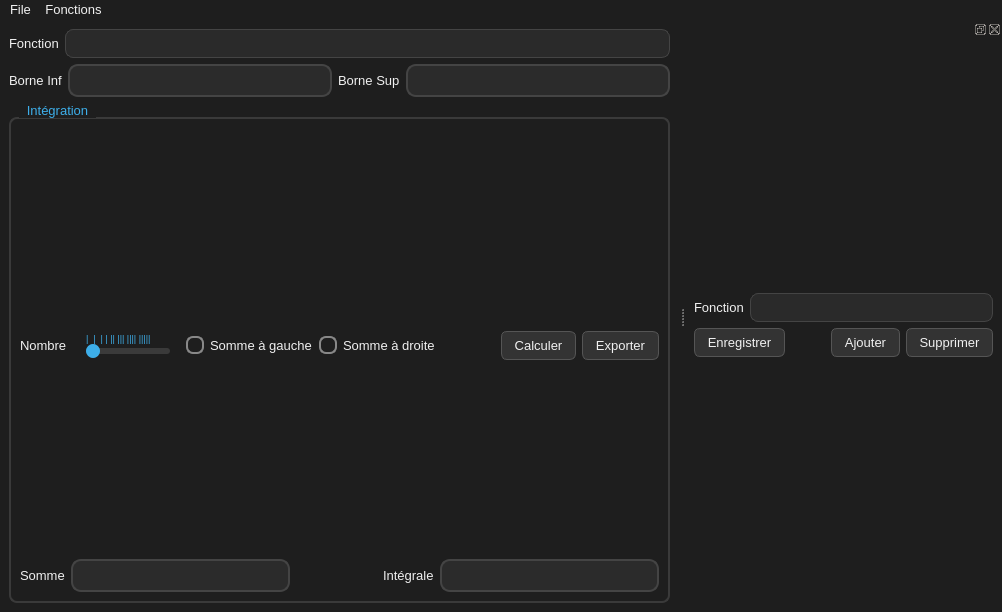
First picture: the form in ui/mainwindow.ui, repository IbrahimFakoua89/TP2A25, before the edit.
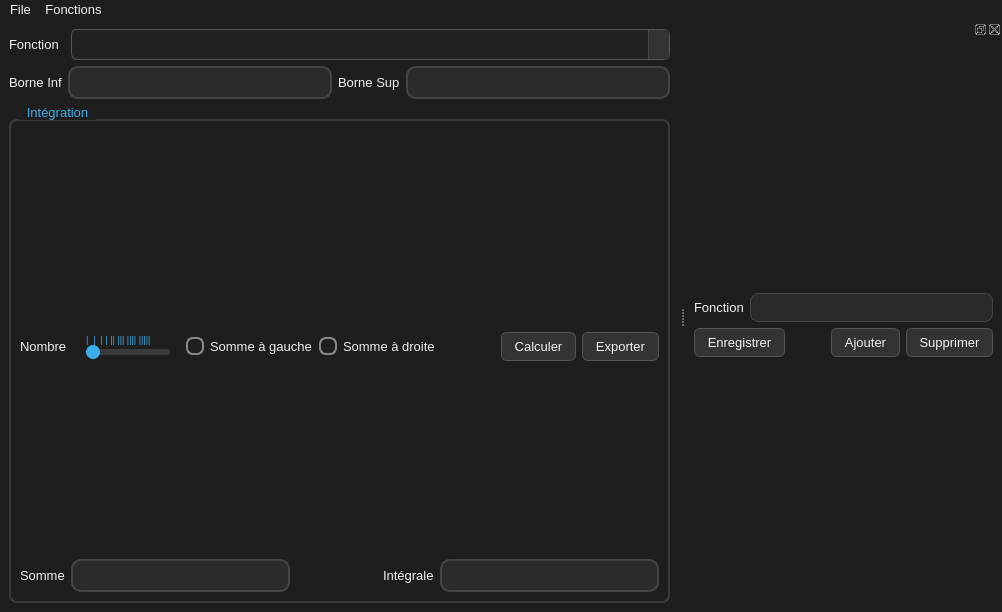
Second picture: the form after the edit.

Patch:
```diff
--- a/ui/mainwindow.ui
+++ b/ui/mainwindow.ui
@@ -152,6 +152,9 @@
        <layout class="QVBoxLayout" name="function_and_born_verticalLayout">
         <item>
          <layout class="QHBoxLayout" name="function_horizontalLayout" stretch="0,2">
+          <property name="spacing">
+           <number>12</number>
+          </property>
           <item>
            <widget class="QLabel" name="function_label">
             <property name="text">
@@ -161,11 +164,28 @@
           </item>
           <item>
            <widget class="QComboBox" name="comboBox">
-            <property name="sizePolicy">
-             <sizepolicy hsizetype="Preferred" vsizetype="Preferred">
-              <horstretch>0</horstretch>
-              <verstretch>0</verstretch>
-             </sizepolicy>
+            <property name="acceptDrops">
+             <bool>false</bool>
+            </property>
+            <property name="styleSheet">
+             <string notr="true">
+        QComboBox {
+            background-color: #222;
+            color: white;
+            padding: 6px 30px 6px 8px; 
+            border: 1px solid #555;
+            border-radius: 6px;
+        }
+
+        QComboBox::drop-down {
+            subcontrol-origin: padding;
+            subcontrol-position: top right;
+            width: 20px; 
+            border-left: 1px solid #444;
+            background-color: #333;
+        }
+
+</string>
             </property>
             <property name="editable">
              <bool>true</bool>
```
Left out of the diff: 10 changed lines with no effect on the pictures.
